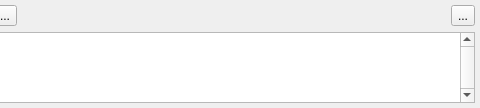
Before: the Qt Designer form dev/Gems/ScriptCanvas/Code/Editor/View/Widgets/LoggingPanel/LoggingWindowSession.ui in aws/lumberyard, drawn with Qt 5; both pictures show x 417 to 897 and y 0 to 108 of the 897 by 108 pixel window.
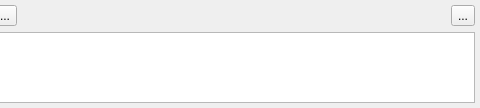
After: the same form once the commit is applied. Icons and pictures are not drawn. Custom widgets are drawn as their Qt base class.

Diff of the .ui file:
```diff
--- a/dev/Gems/ScriptCanvas/Code/Editor/View/Widgets/LoggingPanel/LoggingWindowSession.ui
+++ b/dev/Gems/ScriptCanvas/Code/Editor/View/Widgets/LoggingPanel/LoggingWindowSession.ui
@@ -228,9 +228,6 @@
    </item>
    <item>
     <widget class="QTreeView" name="logTree">
-     <property name="verticalScrollBarPolicy">
-      <enum>Qt::ScrollBarAlwaysOn</enum>
-     </property>
      <property name="showDropIndicator" stdset="0">
       <bool>false</bool>
      </property>
```
